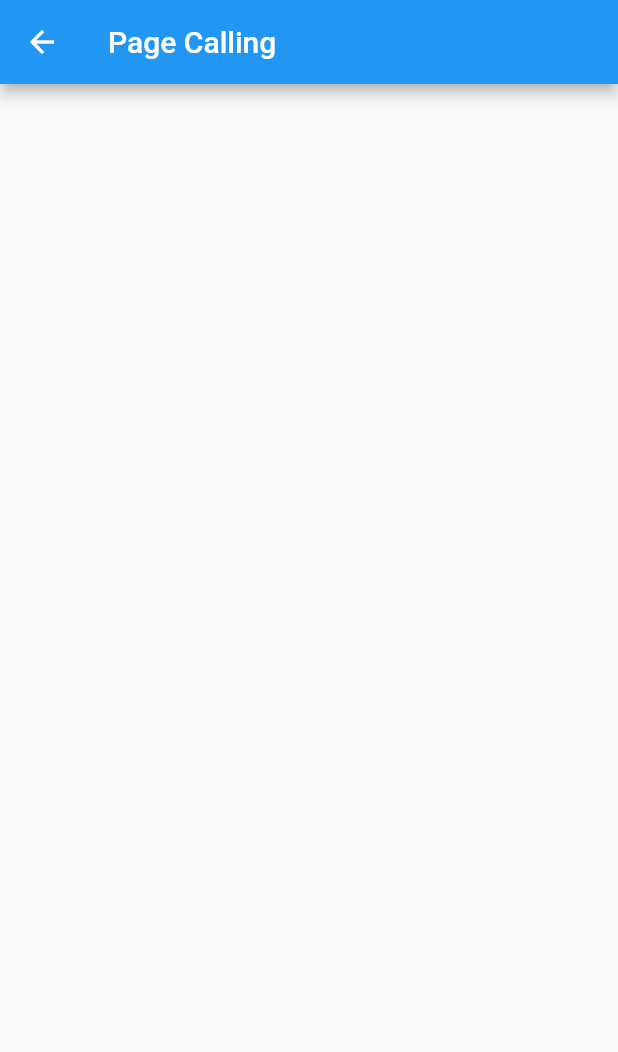
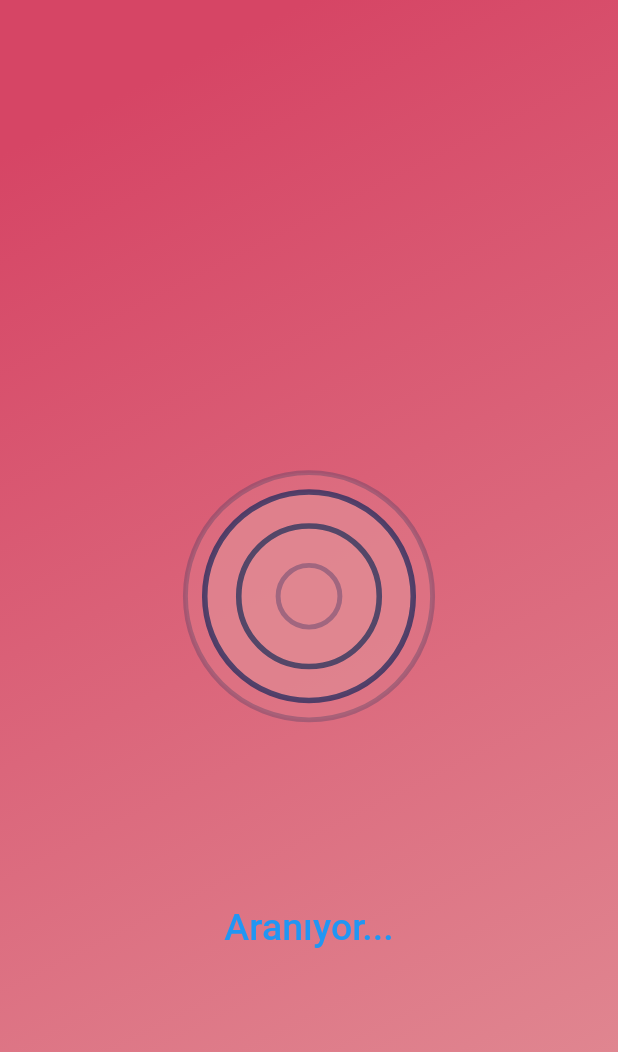
Before and after one commit to mertguven/upwork_videocall, a Flutter app: the PageCalling screen opened directly, on a phone screen of 412 x 824 dp. Shown: the top 1052 px of the screen. Run offline on Flutter 3.47's test engine with Material 2 defaults, Android fonts, the phone set to English and light mode, and no system bars; our stand-ins replace bloc, flutter_bloc, get, lottie, permission_handler, phosphor_flutter and 2 more; missing offline and left inert: agora_rtc_engine; accounts and stored records are empty; network calls fail.

Commit message:
voice call added

```diff
--- /dev/null
+++ b/lib/blocs/call/call_event.dart
@@ -0,0 +1,14 @@
+part of 'call_bloc.dart';
+
+@immutable
+abstract class CallEvent {}
+
+class CallEventInitial extends CallEvent {}
+
+class CallEventFailed extends CallEvent {}
+
+class CallEventComplete extends CallEvent {
+  final SelectOnlineUserResponseMessage response;
+
+  CallEventComplete(this.response);
+}
--- /dev/null
+++ b/lib/blocs/call/call_state.dart
@@ -0,0 +1,16 @@
+part of 'call_bloc.dart';
+
+@immutable
+abstract class CallState {}
+
+class CallStateInitial extends CallState {}
+
+class CallStateLoading extends CallState {}
+
+class CallStateFailed extends CallState {}
+
+class CallStateComplete extends CallState {
+  final SelectOnlineUserResponseMessage response;
+
+  CallStateComplete(this.response);
+}
--- a/lib/blocs/home/home_bloc.dart
+++ b/lib/blocs/home/home_bloc.dart
@@ -2,6 +2,7 @@ import 'dart:async';
 
 import 'package:bloc/bloc.dart';
 import 'package:meta/meta.dart';
+import 'package:upwork_videocall/model/call/GenerateAgoraTokenResponseMessage.dart';
 import 'package:upwork_videocall/model/home/request/UserStatusChangeRequestMessage.dart';
 import 'package:upwork_videocall/repositories/home/home_repository.dart';
 
@@ -9,7 +10,12 @@ part 'home_event.dart';
 part 'home_state.dart';
 
 class HomeBloc extends Bloc<HomeEvent, HomeState> {
-  HomeBloc() : super(HomeStateInitial());
+  static final _singleton = HomeBloc._();
+
+  HomeBloc._() : super(HomeStateInitial());
+
+  factory HomeBloc() => _singleton;
+
   final _repo = HomeRepository();
 
   @override
@@ -27,4 +33,12 @@ class HomeBloc extends Bloc<HomeEvent, HomeState> {
       add(HomeEventComplete());
     }
   }
+
+  Future<GenerateAgoraTokenResponseMessage> generateAgoraToken() async {
+    final response = await _repo.generateAgoraToken();
+    if (response.success) {
+      return response;
+    }
+    return null;
+  }
 }
--- a/lib/main.dart
+++ b/lib/main.dart
@@ -2,6 +2,7 @@ import 'package:flutter/material.dart';
 import 'package:flutter_bloc/flutter_bloc.dart';
 import 'package:get/get_navigation/src/root/get_material_app.dart';
 import 'package:sizer/sizer.dart';
+import 'package:upwork_videocall/blocs/call/call_bloc.dart';
 import 'package:upwork_videocall/blocs/home/home_bloc.dart';
 import 'package:upwork_videocall/blocs/login/login_bloc.dart';
 import 'package:upwork_videocall/blocs/register/register_bloc.dart';
@@ -21,7 +22,8 @@ class MyApp extends StatelessWidget {
       providers: [
         BlocProvider<RegisterBloc>(create: (context) => RegisterBloc()),
         BlocProvider<LoginBloc>(create: (context) => LoginBloc()),
-        BlocProvider<HomeBloc>(create: (context) => HomeBloc())
+        BlocProvider<HomeBloc>(create: (context) => HomeBloc()),
+        BlocProvider<CallBloc>(create: (context) => CallBloc())
       ],
       child: Sizer(
         builder: (context, orientation, deviceType) {
--- a/lib/presentation/pages/call/page_calling.dart
+++ b/lib/presentation/pages/call/page_calling.dart
@@ -1,4 +1,11 @@
+import 'package:flutter/cupertino.dart';
 import 'package:flutter/material.dart';
+import 'package:flutter_bloc/flutter_bloc.dart';
+import 'package:lottie/lottie.dart';
+import 'package:provider/provider.dart';
+import 'package:upwork_videocall/blocs/call/call_bloc.dart';
+import 'package:upwork_videocall/presentation/pages/call/connecting_view.dart';
+import 'package:upwork_videocall/presentation/pages/call/select_error_view.dart';
 
 class PageCalling extends StatefulWidget {
   @override
@@ -7,9 +14,106 @@ class PageCalling extends StatefulWidget {
 
 class _PageCallingState extends State<PageCalling> {
   @override
+  void initState() {
+    super.initState();
+    context.read<CallBloc>().add(CallEventInitial());
+    context.read<CallBloc>().selectOnlineUser();
+    //searchOnlineUser();
+  }
+
+  @override
   Widget build(BuildContext context) {
-    return Scaffold(
-      appBar: AppBar(title: Text("Page Calling")),
+    return BlocListener<CallBloc, CallState>(
+      listener: (context, state) {
+        if (state is CallStateFailed) {
+          Navigator.pushAndRemoveUntil(
+              context,
+              CupertinoPageRoute(builder: (context) => SelectErrorView()),
+              (route) => false);
+        } else if (state is CallStateComplete) {
+          Navigator.pushAndRemoveUntil(
+              context,
+              CupertinoPageRoute(
+                  builder: (context) =>
+                      ConnectingView(response: state.response)),
+              (route) => false);
+        }
+      },
+      child: buildScaffold(context),
     );
   }
+
+  Scaffold buildScaffold(BuildContext context) {
+    return Scaffold(
+      body: Container(
+        decoration: BoxDecoration(
+          gradient: LinearGradient(
+            begin: Alignment.topLeft,
+            end: Alignment.bottomRight,
+            stops: [0.1, 0.9],
+            colors: [
+              Color(0xFFD64565),
+              Color(0xffe08791),
+            ],
+          ),
+        ),
+        child: Column(
+          mainAxisAlignment: MainAxisAlignment.center,
+          children: [
+            Lottie.asset("assets/animations/calling.json"),
+            Text(
+              "Aranıyor...",
+              style: TextStyle(
+                  color: Theme.of(context).accentColor,
+                  fontSize: 25,
+                  fontWeight: FontWeight.w500),
+            ),
+          ],
+        ),
+      ),
+    );
+  }
+
+  /*searchOnlineUser() async {
+    context.read<CallBloc>().selectOnlineUser();
+    while (true) {
+      var response = await homeController.selectOnlineUser();
+      print(response.status);
+      if (response.success) {
+        if (response.status == "Matching" || response.status == "Online") {
+          streamController.add(response);
+          streamSubscription = stream.listen((value) async {
+            streamSubscription?.cancel();
+            Navigator.pushAndRemoveUntil(
+                context,
+                PageTransition(
+                    child: ConnectingView(response: value),
+                    type: PageTransitionType.fade),
+                (route) => false);
+          });
+          break;
+        }
+      } else {
+        if (searchCounter > 10) {
+          selectError();
+          break;
+        } else {
+          searchCounter++;
+        }
+        Future.delayed(Duration(seconds: 1));
+      }
+    }
+  }*/
+
+  /*selectError() async {
+    var homeController = Provider.of<HomeController>(context, listen: false);
+    UserStatusChangeRequestMessage request =
+        UserStatusChangeRequestMessage(status: "Idle");
+    await homeController.changeUserStatus(request);
+    streamSubscription?.cancel();
+    Navigator.pushAndRemoveUntil(
+        context,
+        PageTransition(child: SelectErrorView(), type: PageTransitionType.fade),
+        (route) => false);
+  }*/
 }
```
Also changed, not shown: lib/blocs/call/call_bloc.dart (added, +51 -0 lines), lib/presentation/pages/call/connecting_view.dart (added, +110 -0 lines), lib/presentation/pages/call/select_error_view.dart (added, +69 -0 lines), lib/presentation/pages/call/voice_call_view.dart (added, +298 -0 lines).
